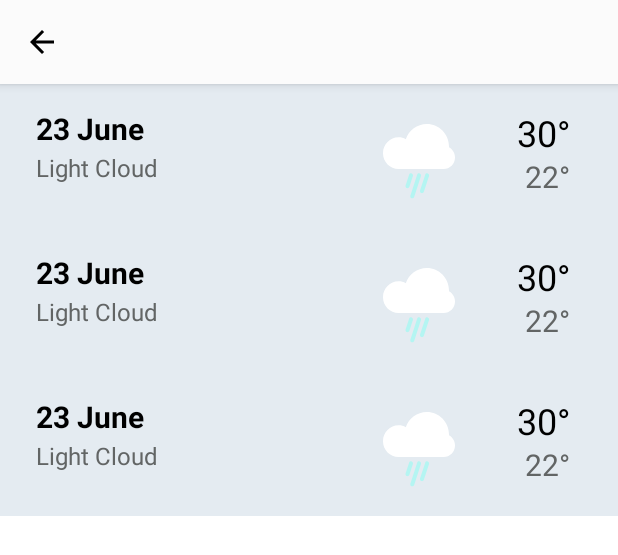
After one commit to NikaNed/Weather, an Android app: the layout fragment_week.xml on its own in the app's theme, with its tools: preview values and no code run, on a phone screen of 412 x 824 dp. The commit adds this screen. Shown: the top 555 px of the screen. Run offline under Robolectric (Android 15) with nearby library versions, the phone set to English and light mode, and no system bars.

Commit message:
Create layouts

```diff
--- a/app/src/main/java/com/example/weather/presentation/WeatherActivity.kt
+++ b/app/src/main/java/com/example/weather/presentation/WeatherActivity.kt
@@ -3,10 +3,16 @@ package com.example.weather.presentation
 import androidx.appcompat.app.AppCompatActivity
 import android.os.Bundle
 import com.example.weather.R
+import com.example.weather.databinding.ActivityWeatherBinding
 
 class WeatherActivity : AppCompatActivity() {
+
+    private val binding by lazy {
+        ActivityWeatherBinding.inflate(layoutInflater)
+    }
+
     override fun onCreate(savedInstanceState: Bundle?) {
         super.onCreate(savedInstanceState)
-        setContentView(R.layout.activity_main)
+        setContentView(binding.root)
     }
 }
--- /dev/null
+++ b/app/src/main/res/drawable/custom_background.xml
@@ -0,0 +1,6 @@
+<?xml version="1.0" encoding="utf-8"?>
+<shape xmlns:android="http://schemas.android.com/apk/res/android" android:shape="rectangle">
+
+    <gradient android:startColor="@color/light_blue_gradient" android:endColor="@color/blue_gradient"
+        android:type="linear"/>
+</shape>
--- /dev/null
+++ b/app/src/main/res/drawable/ic_arrow_back.xml
@@ -0,0 +1,5 @@
+<vector android:height="24dp" android:tint="#000000"
+    android:viewportHeight="24" android:viewportWidth="24"
+    android:width="24dp" xmlns:android="http://schemas.android.com/apk/res/android">
+    <path android:fillColor="@android:color/white" android:pathData="M20,11H7.83l5.59,-5.59L12,4l-8,8 8,8 1.41,-1.41L7.83,13H20v-2z"/>
+</vector>
--- /dev/null
+++ b/app/src/main/res/drawable/ic_showers.xml
@@ -0,0 +1,13 @@
+<vector xmlns:android="http://schemas.android.com/apk/res/android"
+    android:width="240dp"
+    android:height="240dp"
+    android:viewportWidth="240"
+    android:viewportHeight="240">
+  <path
+      android:pathData="M194.97,98.13C194.99,97.5 195,96.87 195,96.23C195,65.16 170.15,39.98 139.5,39.98C115.18,39.98 94.52,55.83 87.02,77.89C81.63,75.04 75.5,73.43 69,73.43C47.46,73.43 30,91.12 30,112.95C30,134.78 47.46,152.48 69,152.48L139.5,152.48C139.52,152.48 139.55,152.48 139.57,152.48H181.5C197.24,152.48 210,139.55 210,123.6C210,112.58 203.92,103 194.97,98.13Z"
+      android:fillColor="#ffffff"/>
+  <path
+      android:pathData="M115.4,166.71C116.25,164.08 119.08,162.65 121.7,163.5C124.33,164.35 125.77,167.17 124.91,169.8L107.88,222.23C107.02,224.86 104.2,226.3 101.57,225.44C98.95,224.59 97.51,221.77 98.37,219.14L115.4,166.71ZM135.53,166.71C136.39,164.08 139.21,162.65 141.83,163.5C144.46,164.35 145.9,167.17 145.04,169.8L132.13,209.56C131.27,212.19 128.45,213.63 125.82,212.77C123.2,211.92 121.76,209.1 122.61,206.47L135.53,166.71ZM101.57,163.5C98.94,162.65 96.12,164.08 95.27,166.71L86.47,193.8C85.61,196.43 87.05,199.25 89.68,200.1C92.3,200.96 95.12,199.52 95.98,196.89L104.78,169.8C105.63,167.17 104.2,164.35 101.57,163.5Z"
+      android:fillColor="#B4F5F2"
+      android:fillType="evenOdd"/>
+</vector>
--- a/app/src/main/res/layout/activity_main.xml
+++ /dev/null
@@ -1,18 +0,0 @@
-<?xml version="1.0" encoding="utf-8"?>
-<androidx.constraintlayout.widget.ConstraintLayout xmlns:android="http://schemas.android.com/apk/res/android"
-    xmlns:app="http://schemas.android.com/apk/res-auto"
-    xmlns:tools="http://schemas.android.com/tools"
-    android:layout_width="match_parent"
-    android:layout_height="match_parent"
-    tools:context=".presentation.WeatherActivity">
-
-    <TextView
-        android:layout_width="wrap_content"
-        android:layout_height="wrap_content"
-        android:text="Hello World!"
-        app:layout_constraintBottom_toBottomOf="parent"
-        app:layout_constraintEnd_toEndOf="parent"
-        app:layout_constraintStart_toStartOf="parent"
-        app:layout_constraintTop_toTopOf="parent" />
-
-</androidx.constraintlayout.widget.ConstraintLayout>
--- /dev/null
+++ b/app/src/main/res/layout/activity_weather.xml
@@ -0,0 +1,5 @@
+<?xml version="1.0" encoding="utf-8"?>
+<androidx.fragment.app.FragmentContainerView xmlns:android="http://schemas.android.com/apk/res/android"
+    android:id="@+id/fragmentContainer"
+    android:layout_width="match_parent"
+    android:layout_height="match_parent" />
--- /dev/null
+++ b/app/src/main/res/layout/fragment_day.xml
@@ -0,0 +1,34 @@
+<?xml version="1.0" encoding="utf-8"?>
+<androidx.constraintlayout.widget.ConstraintLayout xmlns:android="http://schemas.android.com/apk/res/android"
+    xmlns:app="http://schemas.android.com/apk/res-auto"
+    xmlns:tools="http://schemas.android.com/tools"
+    android:layout_width="match_parent"
+    android:layout_height="match_parent"
+    android:fitsSystemWindows="true">
+
+    <com.google.android.material.appbar.AppBarLayout
+        android:id="@+id/appbar"
+        android:layout_width="match_parent"
+        android:layout_height="wrap_content"
+        app:layout_constraintTop_toTopOf="parent">
+
+        <androidx.appcompat.widget.Toolbar
+            android:id="@+id/toolbar"
+            style="@style/ToolbarStyle.Navigation"
+            android:layout_width="match_parent"
+            android:layout_height="wrap_content"
+            android:background="#FBFBFB"
+            tools:title="Moscow" />
+
+    </com.google.android.material.appbar.AppBarLayout>
+
+    <androidx.recyclerview.widget.RecyclerView
+        android:id="@+id/recycler"
+        android:layout_width="match_parent"
+        android:layout_height="wrap_content"
+        android:background="#E4EBF1"
+        app:layoutManager="androidx.recyclerview.widget.LinearLayoutManager"
+        app:layout_constraintTop_toBottomOf="@+id/appbar"
+        tools:listitem="@layout/item_forecast_day" />
+
+</androidx.constraintlayout.widget.ConstraintLayout>
--- /dev/null
+++ b/app/src/main/res/layout/fragment_week.xml
@@ -0,0 +1,34 @@
+<?xml version="1.0" encoding="utf-8"?>
+<androidx.constraintlayout.widget.ConstraintLayout xmlns:android="http://schemas.android.com/apk/res/android"
+    xmlns:app="http://schemas.android.com/apk/res-auto"
+    xmlns:tools="http://schemas.android.com/tools"
+    android:layout_width="match_parent"
+    android:layout_height="match_parent"
+    android:fitsSystemWindows="true">
+
+    <com.google.android.material.appbar.AppBarLayout
+        android:id="@+id/appbar"
+        android:layout_width="match_parent"
+        android:layout_height="wrap_content"
+        app:layout_constraintTop_toTopOf="parent">
+
+        <androidx.appcompat.widget.Toolbar
+            android:id="@+id/toolbar"
+            style="@style/ToolbarStyle.Navigation"
+            android:layout_width="match_parent"
+            android:layout_height="wrap_content"
+            android:background="#FBFBFB"
+            tools:title="Moscow" />
+
+    </com.google.android.material.appbar.AppBarLayout>
+
+    <androidx.recyclerview.widget.RecyclerView
+        android:id="@+id/recycler"
+        android:layout_width="match_parent"
+        android:layout_height="wrap_content"
+        android:background="#E4EBF1"
+        app:layoutManager="androidx.recyclerview.widget.LinearLayoutManager"
+        app:layout_constraintTop_toBottomOf="@+id/appbar"
+        tools:listitem="@layout/item_forecast_weekly" />
+
+</androidx.constraintlayout.widget.ConstraintLayout>
--- /dev/null
+++ b/app/src/main/res/layout/item_forecast_weekly.xml
@@ -0,0 +1,91 @@
+<?xml version="1.0" encoding="utf-8"?>
+<FrameLayout xmlns:android="http://schemas.android.com/apk/res/android"
+    xmlns:app="http://schemas.android.com/apk/res-auto"
+    xmlns:tools="http://schemas.android.com/tools"
+    android:layout_width="match_parent"
+    android:layout_height="wrap_content">
+
+    <androidx.cardview.widget.CardView
+        android:id="@+id/card_view"
+        android:layout_width="match_parent"
+        android:layout_height="wrap_content"
+        app:cardBackgroundColor="@android:color/transparent"
+        app:cardElevation="0dp">
+
+        <androidx.constraintlayout.widget.ConstraintLayout
+            android:layout_width="match_parent"
+            android:layout_height="match_parent"
+
+            android:padding="8dp">
+
+            <com.google.android.material.textview.MaterialTextView
+                android:id="@+id/tvDate"
+                android:layout_width="wrap_content"
+                android:layout_height="wrap_content"
+                android:layout_marginStart="16dp"
+                android:layout_marginTop="8dp"
+                android:textColor="@color/black"
+                android:textSize="20sp"
+                android:textStyle="bold"
+                app:layout_constraintEnd_toStartOf="@+id/ivWeatherIcon"
+                app:layout_constraintHorizontal_bias="0.0"
+                app:layout_constraintStart_toStartOf="parent"
+                app:layout_constraintTop_toTopOf="parent"
+                tools:text="23 June" />
+
+            <com.google.android.material.textview.MaterialTextView
+                android:id="@+id/tvDescription"
+                android:layout_width="0dp"
+                android:layout_height="wrap_content"
+                android:layout_marginStart="16dp"
+                android:layout_marginBottom="20dp"
+                android:gravity="center"
+                android:textColor="@color/gray"
+                android:textSize="16sp"
+                app:layout_constraintBottom_toBottomOf="parent"
+                app:layout_constraintStart_toStartOf="parent"
+                app:layout_constraintTop_toBottomOf="@+id/tvDate"
+                tools:text="Light Cloud" />
+
+
+            <ImageView
+                android:id="@+id/ivWeatherIcon"
+                android:layout_width="64dp"
+                android:layout_height="64dp"
+                android:layout_marginVertical="8dp"
+                android:layout_marginStart="200dp"
+                android:layout_marginTop="8dp"
+                app:layout_constraintBottom_toBottomOf="parent"
+                app:layout_constraintEnd_toStartOf="@+id/tvTempMin"
+                app:layout_constraintStart_toStartOf="parent"
+                app:layout_constraintTop_toTopOf="parent"
+                tools:ignore="ContentDescription"
+                tools:src="@drawable/ic_showers" />
+
+            <com.google.android.material.textview.MaterialTextView
+                android:id="@+id/tvTemperature"
+                android:layout_width="wrap_content"
+                android:layout_height="32dp"
+                android:layout_marginEnd="24dp"
+                android:textColor="@color/black"
+                android:textSize="24sp"
+                app:layout_constraintBottom_toTopOf="@+id/tvTempMin"
+                app:layout_constraintEnd_toEndOf="parent"
+                app:layout_constraintTop_toTopOf="@+id/ivWeatherIcon"
+                tools:text="30°" />
+
+            <com.google.android.material.textview.MaterialTextView
+                android:id="@+id/tvTempMin"
+                android:layout_width="wrap_content"
+                android:layout_height="32dp"
+                android:layout_marginEnd="24dp"
+                android:textColor="@color/gray"
+                android:textSize="20sp"
+                app:layout_constraintBottom_toBottomOf="@+id/ivWeatherIcon"
+                app:layout_constraintEnd_toEndOf="parent"
+                tools:text="22°" />
+
+
+        </androidx.constraintlayout.widget.ConstraintLayout>
+    </androidx.cardview.widget.CardView>
+</FrameLayout>
--- a/app/src/main/res/values/colors.xml
+++ b/app/src/main/res/values/colors.xml
@@ -7,4 +7,12 @@
     <color name="teal_700">#FF018786</color>
     <color name="black">#FF000000</color>
     <color name="white">#FFFFFFFF</color>
+    <color name="gray">#626565</color>
+    <color name="light_blue_gradient">#3ED6E0</color>
+    <color name="blue_gradient">#3A92E2</color>
+
+
+
+
+
 </resources>
--- a/app/src/main/res/values/themes.xml
+++ b/app/src/main/res/values/themes.xml
@@ -13,4 +13,30 @@
         <item name="android:statusBarColor">?attr/colorPrimaryVariant</item>
         <!-- Customize your theme here. -->
     </style>
+
+    <style name="ToolbarStyle" parent="Widget.MaterialComponents.Toolbar">
+        <item name="titleTextAppearance">@style/ToolbarTitleTextAppearance</item>
+
+    </style>
+
+    <style name="ToolbarStyle.Navigation">
+        <item name="navigationIcon">@drawable/ic_arrow_back</item>
+        <item name="contentInsetEnd">0dp</item>
+        <item name="contentInsetStart">0dp</item>
+        <item name="contentInsetStartWithNavigation">0dp</item>
+        <item name="titleMargin">0dp</item>
+    </style>
+
+    <style name="ToolbarStyle.Search">
+        <item name="navigationIcon">@drawable/ic_search</item>
+        <item name="contentInsetEnd">0dp</item>
+        <item name="contentInsetStart">0dp</item>
+        <item name="contentInsetStartWithNavigation">0dp</item>
+        <item name="titleMargin">0dp</item>
+    </style>
+
+    <style name="ToolbarTitleTextAppearance">
+        <item name="android:textSize">20sp</item>
+        <item name="android:color">@color/white</item>
+    </style>
 </resources>
```
